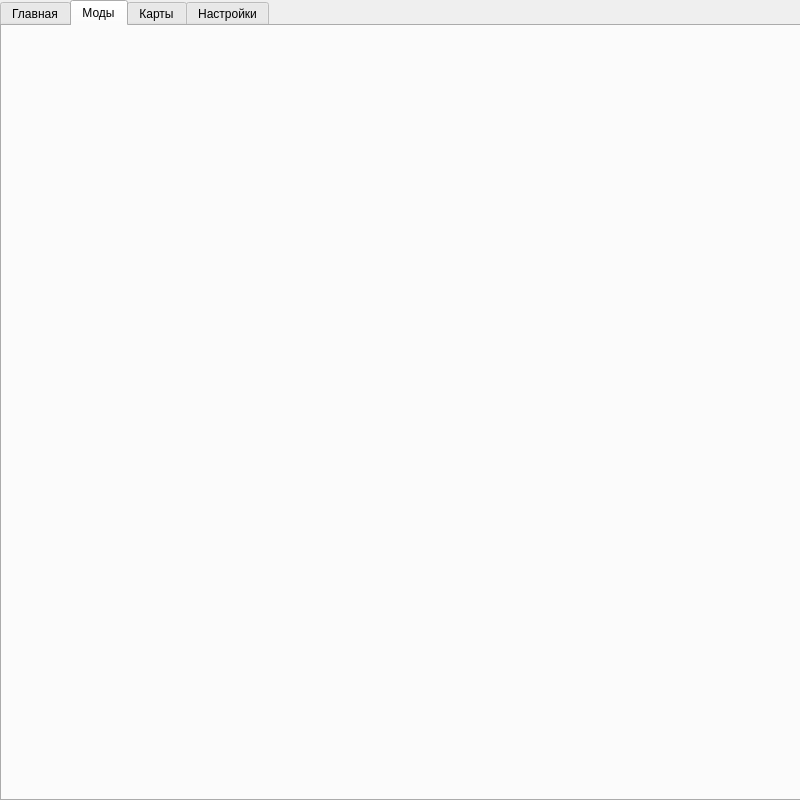
The window that heroes_manager.ui (Kapusta-fairy/App-HeroesManager) describes before a commit, drawn with Qt 5.
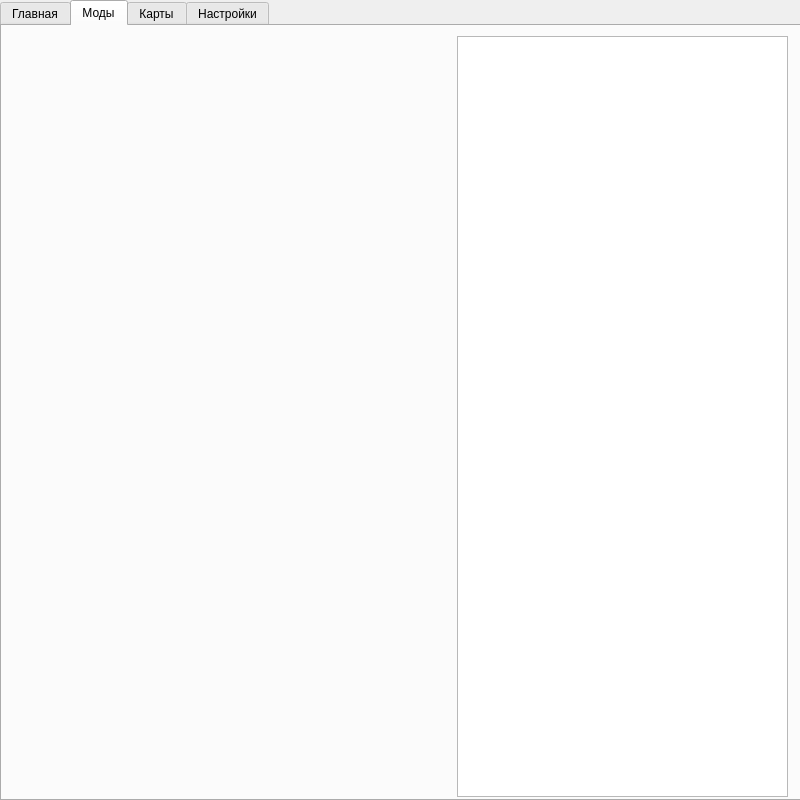
The same window after the commit. The open tabs and pages were chosen to show the change. Icons and pictures are not drawn.

The edit to the form file:
```diff
--- a/heroes_manager.ui
+++ b/heroes_manager.ui
@@ -77,6 +77,16 @@
      <attribute name="title">
       <string>Моды</string>
      </attribute>
+     <widget class="QListWidget" name="list_mods">
+      <property name="geometry">
+       <rect>
+        <x>455</x>
+        <y>10</y>
+        <width>331</width>
+        <height>761</height>
+       </rect>
+      </property>
+     </widget>
     </widget>
     <widget class="QWidget" name="tab_maps">
      <attribute name="title">
```
Left out of the diff: 2 changed lines with no effect on the pictures.
